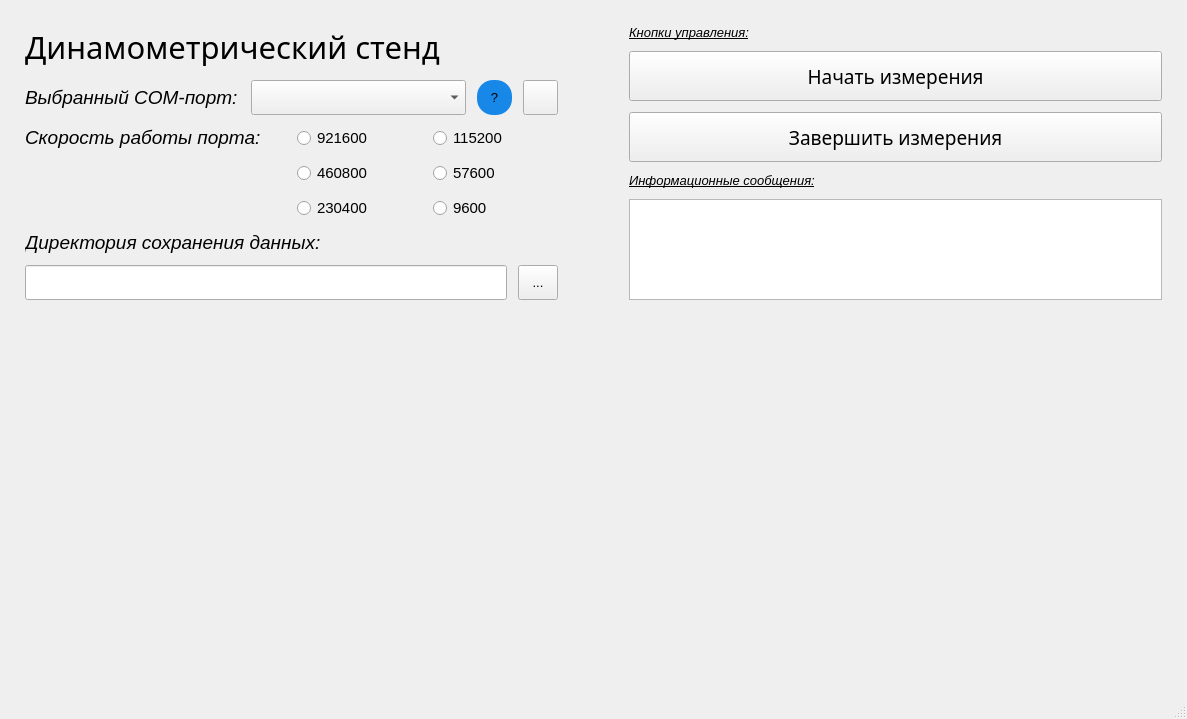
This is Python/gui/ui/main_window.ui in r3m4k/DynamometerStand as Qt 5 draws it before an edit. The edited form follows.
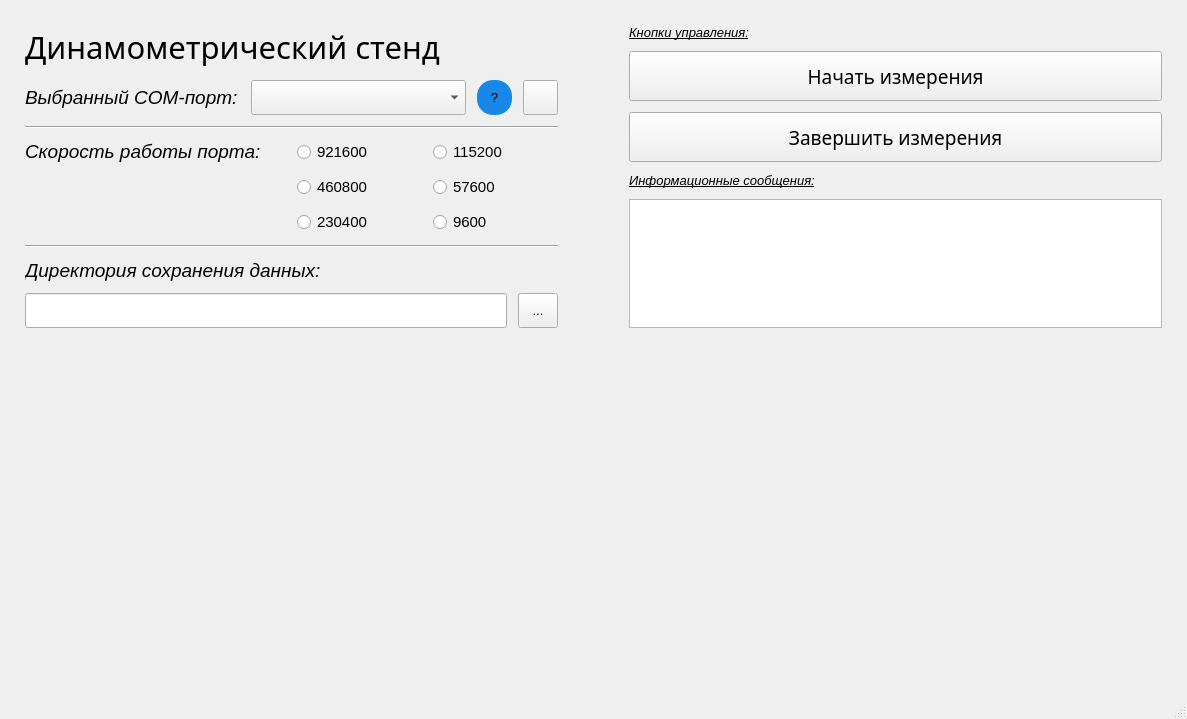
This is the edited form. Custom widgets are drawn as their Qt base class.

```diff
--- a/Python/gui/ui/main_window.ui
+++ b/Python/gui/ui/main_window.ui
@@ -179,6 +179,13 @@
           </property>
          </spacer>
         </item>
+        <item>
+         <widget class="Line" name="line_2">
+          <property name="orientation">
+           <enum>Qt::Horizontal</enum>
+          </property>
+         </widget>
+        </item>
         <item>
          <layout class="QHBoxLayout" name="horizontalLayout_4">
           <item>
@@ -297,6 +304,13 @@
           </property>
          </spacer>
         </item>
+        <item>
+         <widget class="Line" name="line">
+          <property name="orientation">
+           <enum>Qt::Horizontal</enum>
+          </property>
+         </widget>
+        </item>
         <item>
          <layout class="QVBoxLayout" name="verticalLayout_3">
           <item>
```
